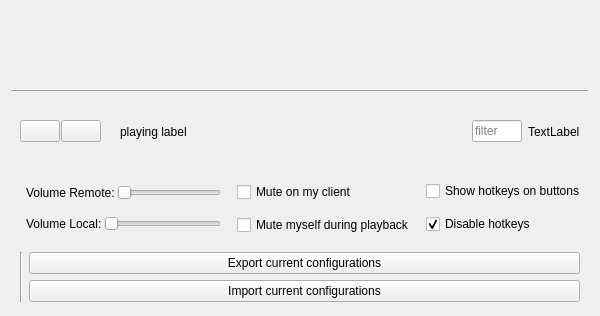
First picture: the form in src/MainWindow.ui, repository rihi/RP-Soundboard, before the edit.
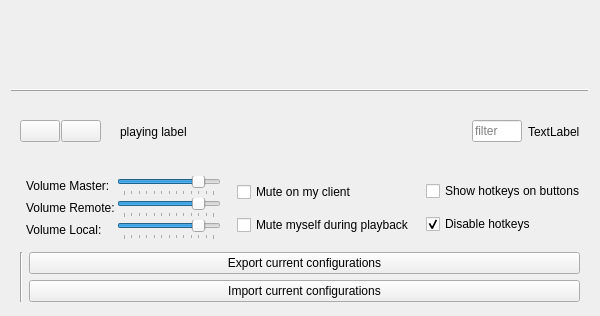
Second picture: the form after the edit. Icons and pictures are not drawn.

Commit message: Add master volume + allow 120% volume

```diff
--- a/src/MainWindow.ui
+++ b/src/MainWindow.ui
@@ -211,60 +211,91 @@
          <number>0</number>
         </property>
         <item>
-         <layout class="QHBoxLayout" name="horizontalLayout_6">
-          <item>
-           <widget class="QLabel" name="labelVolumeRemote">
-            <property name="text">
-             <string>Volume Remote:</string>
-            </property>
-           </widget>
-          </item>
-          <item>
+         <layout class="QGridLayout" name="gridLayout_2">
+          <item row="1" column="2">
            <widget class="QSlider" name="sl_volumeRemote">
             <property name="maximum">
-             <number>100</number>
+             <number>120</number>
             </property>
             <property name="pageStep">
              <number>10</number>
             </property>
+            <property name="value">
+             <number>100</number>
+            </property>
             <property name="orientation">
              <enum>Qt::Horizontal</enum>
             </property>
             <property name="tickPosition">
-             <enum>QSlider::NoTicks</enum>
+             <enum>QSlider::TicksBelow</enum>
             </property>
             <property name="tickInterval">
-             <number>0</number>
+             <number>10</number>
             </property>
            </widget>
           </item>
-         </layout>
-        </item>
-        <item>
-         <layout class="QHBoxLayout" name="horizontalLayout_5">
-          <item>
-           <widget class="QLabel" name="labelVolumeLocal">
-            <property name="text">
-             <string>Volume Local:</string>
-            </property>
-           </widget>
-          </item>
-          <item>
+          <item row="2" column="2">
            <widget class="QSlider" name="sl_volumeLocal">
             <property name="maximum">
+             <number>120</number>
+            </property>
+            <property name="pageStep">
+             <number>10</number>
+            </property>
+            <property name="value">
              <number>100</number>
             </property>
+            <property name="orientation">
+             <enum>Qt::Horizontal</enum>
+            </property>
+            <property name="tickPosition">
+             <enum>QSlider::TicksBelow</enum>
+            </property>
+            <property name="tickInterval">
+             <number>10</number>
+            </property>
+           </widget>
+          </item>
+          <item row="2" column="0">
+           <widget class="QLabel" name="lbl_volumeLocal">
+            <property name="text">
+             <string>Volume Local:</string>
+            </property>
+           </widget>
+          </item>
+          <item row="1" column="0">
+           <widget class="QLabel" name="lbl_volumeRemote">
+            <property name="text">
+             <string>Volume Remote:</string>
+            </property>
+           </widget>
+          </item>
+          <item row="0" column="2">
+           <widget class="QSlider" name="sl_volumeMaster">
+            <property name="maximum">
+             <number>120</number>
+            </property>
             <property name="pageStep">
              <number>10</number>
             </property>
+            <property name="value">
+             <number>100</number>
+            </property>
             <property name="orientation">
              <enum>Qt::Horizontal</enum>
             </property>
             <property name="tickPosition">
-             <enum>QSlider::NoTicks</enum>
+             <enum>QSlider::TicksBelow</enum>
             </property>
             <property name="tickInterval">
-             <number>0</number>
+             <number>10</number>
+            </property>
+           </widget>
+          </item>
+          <item row="0" column="0">
+           <widget class="QLabel" name="lbl_volumeMaster">
+            <property name="text">
+             <string>Volume Master:</string>
             </property>
            </widget>
           </item>
```
The commit also changes 9 other files.
